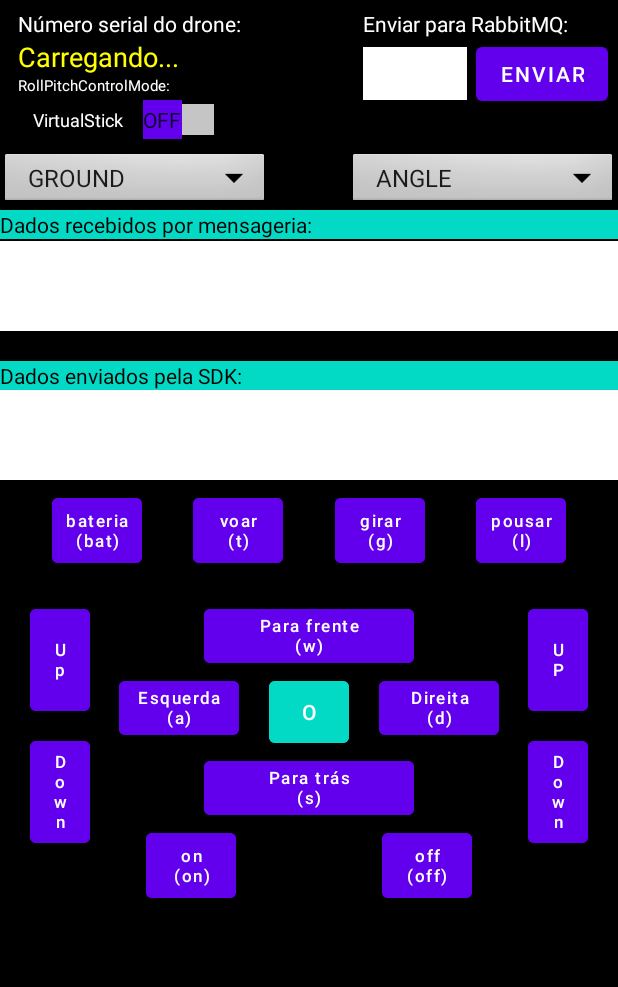
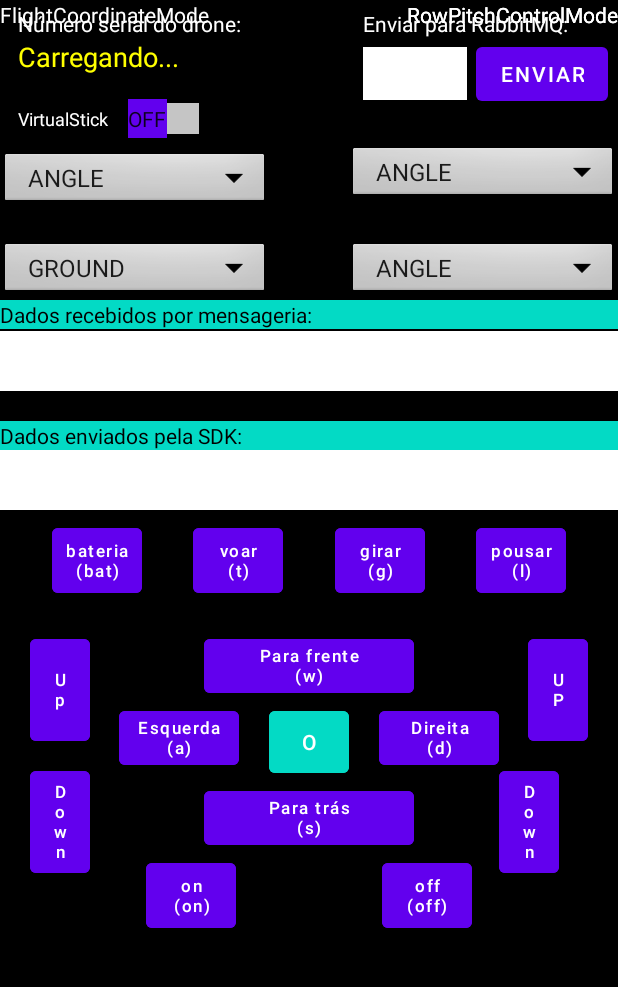
Before and after one commit to bcfreitas/ControlePorMensageria, an Android app: the ControleActivity screen opened directly, with no data from a screen before it, on a phone screen of 412 x 824 dp, the part 84-1071 px from its top. Run offline under Robolectric (Android 15) with nearby library versions, the phone set to English and light mode, and no system bars; libraries missing offline, so code that uses them is left out: com.rabbitmq.client, dji.common.battery, dji.common.error, dji.common.flightcontroller, dji.common.util and 3 more; 3 statements that could not run were skipped.

Commit message:
[wip] adicionando novos botoes de modos

```diff
--- a/app/src/main/java/com/bcfreitas/controlepormensageria/ControleActivity.java
+++ b/app/src/main/java/com/bcfreitas/controlepormensageria/ControleActivity.java
@@ -350,8 +350,6 @@ public class ControleActivity extends AppCompatActivity {
                         getAircraftInstance().getFlightController().setRollPitchControlMode(RollPitchControlMode.VELOCITY);
                     }
                     showToast("Modo de vôo configurado no drone!");
-                    getAircraftInstance().getFlightController().setRollPitchCoordinateSystem(FlightCoordinateSystem.BODY);
-                    atualizarViewRollPitchMode();
                 } else {
                     showToast("Drone não está conectado!");
                 }
@@ -360,7 +358,6 @@ public class ControleActivity extends AppCompatActivity {
 
             @Override
             public void onNothingSelected(AdapterView<?> parent) {
-                atualizarViewRollPitchMode();
             }
         });
 
@@ -379,7 +376,6 @@ public class ControleActivity extends AppCompatActivity {
 
             @Override
             public void onNothingSelected(AdapterView<?> parent) {
-                atualizarViewRollPitchMode();
             }
         });
     }
@@ -390,8 +386,10 @@ public class ControleActivity extends AppCompatActivity {
         if(isFlightControllerAvailable()) {
             if (labelFlightCooordinateModeSpinner.equals("GROUND")) {
                 getAircraftInstance().getFlightController().setRollPitchCoordinateSystem(FlightCoordinateSystem.GROUND);
+                Log.println(Log.INFO, "testesBruno", "setou flight coordinate GROUND");
             } else {
                 getAircraftInstance().getFlightController().setRollPitchCoordinateSystem(FlightCoordinateSystem.BODY);
+                Log.println(Log.INFO, "testesBruno", "setou flight coordinate BODY");
             }
         }
 }
@@ -937,18 +935,18 @@ public class ControleActivity extends AppCompatActivity {
     }
 
     public void atualizarViewRollPitchMode() {
-        String rowPitchControlMode;
+        int rowPitchControlMode;
         if(isFlightControllerAvailable()){
             if(getAircraftInstance().getFlightController().getRollPitchControlMode().value()== RollPitchControlMode.ANGLE.value()){
-                rowPitchControlMode = "ANGLE";
+                rowPitchControlMode = 1;
             } else {
-                rowPitchControlMode = "VELOCITY";
+                rowPitchControlMode = 2;
             };
         } else {
-            rowPitchControlMode = "";
+            rowPitchControlMode = 1;
         }
-        ((TextView) findViewById(R.id.rollPitchControlMode)).setText(
-                ((TextView) findViewById(R.id.rollPitchControlMode)).getText() + rowPitchControlMode);
+
+        ((Spinner) findViewById(R.id.rollPitchModeSelect)).setSelection(rowPitchControlMode, true);
     }
 
     public void atualizarViewCoordinateSystemMode() {
--- a/app/src/main/res/layout/activity_controle.xml
+++ b/app/src/main/res/layout/activity_controle.xml
@@ -8,19 +8,51 @@
     android:backgroundTint="@color/black"
     tools:context=".ControleActivity">
 
+    <Spinner
+        android:id="@+id/rollPitchModeSelect3"
+        android:layout_width="180dp"
+        android:layout_height="40dp"
+        android:layout_marginEnd="232dp"
+        android:layout_marginBottom="60dp"
+        android:background="@android:drawable/btn_dropdown"
+        android:entries="@array/rollpitchmodes"
+        android:spinnerMode="dropdown"
+        app:layout_constraintBottom_toTopOf="@+id/labelLogComandos"
+        app:layout_constraintEnd_toEndOf="parent" />
+
+    <TextView
+        android:id="@+id/label_rowPitchControlMode3"
+        android:layout_width="wrap_content"
+        android:layout_height="wrap_content"
+        android:text="RowPitchControlMode"
+        android:textColor="@color/white"
+        app:layout_constraintEnd_toEndOf="parent"
+        tools:layout_editor_absoluteY="79dp" />
+
+    <TextView
+        android:id="@+id/label_rowPitchControlMode"
+        android:layout_width="wrap_content"
+        android:layout_height="wrap_content"
+        android:text="RowPitchControlMode"
+        android:textColor="@color/white"
+        app:layout_constraintEnd_toEndOf="parent"
+        tools:layout_editor_absoluteY="139dp" />
+
     <Button
         android:id="@+id/botao_down2"
         android:layout_width="40dp"
         android:layout_height="80dp"
         android:layout_marginTop="168dp"
+        android:layout_marginEnd="132dp"
         android:backgroundTint="@color/purple_500"
         android:padding="2dp"
         android:text="D\no\nw\nn"
         android:textAllCaps="false"
         android:textColor="@color/white"
         android:textSize="11dp"
+        app:layout_constraintEnd_toEndOf="parent"
+        app:layout_constraintHorizontal_bias="0.0"
         app:layout_constraintStart_toEndOf="@+id/botao_direita"
-        app:layout_constraintEnd_toEndOf="parent"
         app:layout_constraintTop_toBottomOf="@+id/scrollLogSDK" />
 
     <Button
@@ -123,6 +155,17 @@
         />
 
     <Spinner
+        android:id="@+id/rollPitchModeSelect2"
+        android:layout_width="180dp"
+        android:layout_height="40dp"
+        android:layout_marginBottom="64dp"
+        android:background="@android:drawable/btn_dropdown"
+        android:entries="@array/rollpitchmodes"
+        android:spinnerMode="dropdown"
+        app:layout_constraintBottom_toTopOf="@+id/labelLogComandos"
+        app:layout_constraintEnd_toEndOf="parent" />
+
+    <Spinner
         android:id="@+id/flightCoordinateSystem"
         android:layout_width="180dp"
         android:layout_height="40dp"
@@ -199,7 +242,7 @@
     <androidx.constraintlayout.widget.ConstraintLayout
         android:id="@+id/boxSerial"
         android:layout_width="200dp"
-        android:layout_height="60dp"
+        android:layout_height="48dp"
         android:layout_marginLeft="6dp"
         android:layout_marginTop="6dp"
         app:layout_constraintStart_toStartOf="parent"
@@ -212,18 +255,6 @@
             android:layout_marginLeft="6dp"
             android:text="Número serial do drone:"
             android:textColor="@color/white"
-            app:layout_constraintStart_toStartOf="parent"
-            app:layout_constraintTop_toTopOf="parent" />
-
-        <TextView
-            android:id="@+id/rollPitchControlMode"
-            android:layout_width="wrap_content"
-            android:layout_height="wrap_content"
-            android:layout_marginStart="6dp"
-            android:layout_marginTop="44dp"
-            android:text="RollPitchControlMode:"
-            android:textColor="@color/white"
-            android:textSize="10sp"
             app:layout_constraintStart_toStartOf="parent"
             app:layout_constraintTop_toTopOf="parent" />
 
@@ -244,10 +275,9 @@
         android:id="@+id/labelLogComandos"
         android:layout_width="match_parent"
         android:layout_height="wrap_content"
-        android:layout_marginTop="140dp"
+        android:layout_marginTop="200dp"
         android:background="@color/white"
         android:backgroundTint="@color/teal_200"
-        android:gravity="start"
         android:text="Dados recebidos por mensageria:"
         android:textAlignment="textStart"
         android:textColor="@color/black"
@@ -256,7 +286,7 @@
     <ScrollView
         android:id="@+id/scrollLog"
         android:layout_width="match_parent"
-        android:layout_height="60dp"
+        android:layout_height="40dp"
         android:layout_marginTop="1dp"
         android:background="@color/white"
         android:fadeScrollbars="false"
@@ -266,7 +296,7 @@
         android:scrollbarSize="4dp"
         android:verticalScrollbarPosition="right"
         app:layout_constraintTop_toBottomOf="@+id/labelLogComandos"
-        tools:layout_editor_absoluteX="196dp">
+        >
 
         <TextView
             android:id="@+id/logComandos"
@@ -296,7 +326,7 @@
     <ScrollView
         android:id="@+id/scrollLogSDK"
         android:layout_width="match_parent"
-        android:layout_height="60dp"
+        android:layout_height="40dp"
         android:background="@color/white"
         android:fadeScrollbars="false"
         android:fillViewport="true"
@@ -305,7 +335,7 @@
         android:scrollbarSize="4dp"
         android:verticalScrollbarPosition="right"
         app:layout_constraintTop_toBottomOf="@id/labelLogSDK"
-        tools:layout_editor_absoluteX="196dp">
+        >
 
         <TextView
             android:id="@+id/logComandosSDK"
@@ -429,12 +459,20 @@
         app:constraint_referenced_ids="botao_land,botao_girar,botao_takeoff,botao_bateria"
         app:flow_horizontalAlign="center" />
 
+    <TextView
+        android:id="@+id/textView"
+        android:layout_width="wrap_content"
+        android:layout_height="wrap_content"
+        android:text="FlightCoordinateMode"
+        android:textColor="@color/white"
+        app:layout_constraintStart_toStartOf="parent"
+        tools:layout_editor_absoluteY="139dp" />
+
     <Switch
         android:id="@+id/virtualStick"
         android:layout_width="139dp"
         android:layout_height="26dp"
-        android:layout_marginStart="10dp"
-        android:layout_marginBottom="10dp"
+        android:layout_marginTop="11dp"
         android:background="@color/black"
         android:showText="true"
         android:text=" VirtualStick"
```
